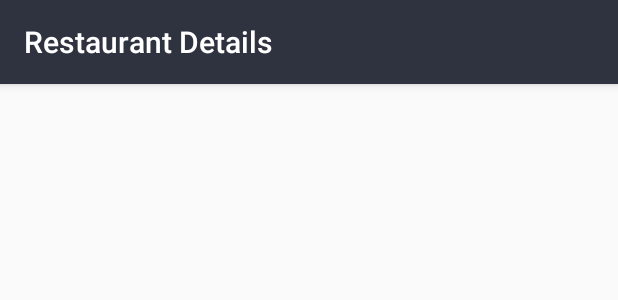
After one commit to Shukq/Project1-Tec, an Android app: the layout activity_restaurant_details.xml on its own in the app's theme, with its tools: preview values and no code run, on a phone screen of 412 x 824 dp. The commit adds this screen. Shown: the top 300 px of the screen. Run offline under Robolectric (Android 15) with nearby library versions, the phone set to English and light mode, and no system bars.

Commit message:
Recycler view + Intent Details

```diff
--- a/app/src/main/AndroidManifest.xml
+++ b/app/src/main/AndroidManifest.xml
@@ -9,6 +9,8 @@
             android:roundIcon="@mipmap/ic_launcher_round"
             android:supportsRtl="true"
             android:theme="@style/AppTheme">
+        <activity android:name=".RestaurantDetailsActivity">
+        </activity>
         <activity
                 android:name=".HomeActivity2"
                 android:label="@string/title_activity_home2"
--- a/app/src/main/java/com/example/project1/Adapter.java
+++ b/app/src/main/java/com/example/project1/FragmentAdapter.java
@@ -7,7 +7,7 @@ import android.support.v4.app.FragmentPagerAdapter;
 
 import java.util.ArrayList;
 
-public class Adapter extends FragmentPagerAdapter {
+public class FragmentAdapter extends FragmentPagerAdapter {
     private final ArrayList<Fragment> mFragmentList = new ArrayList<>();
     private final ArrayList<String> mFragmentTitle = new ArrayList<>();
 
@@ -18,7 +18,7 @@ public class Adapter extends FragmentPagerAdapter {
         mFragmentTitle.add(title);
     }
 
-    public Adapter(FragmentManager fm) {
+    public FragmentAdapter(FragmentManager fm) {
         super(fm);
     }
 
--- /dev/null
+++ b/app/src/main/res/layout/activity_restaurant_details.xml
@@ -0,0 +1,26 @@
+<?xml version="1.0" encoding="utf-8"?>
+<android.support.constraint.ConstraintLayout
+        xmlns:android="http://schemas.android.com/apk/res/android"
+        xmlns:tools="http://schemas.android.com/tools"
+        xmlns:app="http://schemas.android.com/apk/res-auto"
+        android:layout_width="match_parent"
+        android:layout_height="match_parent"
+        tools:context=".RestaurantDetailsActivity"
+        android:orientation="horizontal">
+
+    <android.support.design.widget.AppBarLayout
+            android:layout_height="wrap_content"
+            android:layout_width="match_parent"
+            android:theme="@style/AppTheme.AppBarOverlay">
+
+        <android.support.v7.widget.Toolbar
+                android:id="@+id/toolbar_details"
+                android:layout_width="match_parent"
+                android:layout_height="?attr/actionBarSize"
+                android:background="?attr/colorPrimary"
+                app:titleTextColor="@android:color/white"
+                app:title="Restaurant Details"/>
+
+    </android.support.design.widget.AppBarLayout>
+
+</android.support.constraint.ConstraintLayout>
```
Also changed, not shown: app/src/main/java/com/example/project1/DAO/DbWorkerThread.kt (added, +19 -0 lines), app/src/main/java/com/example/project1/HomeActivity2.kt (+3 -4 lines), app/src/main/java/com/example/project1/ListAdapter.java (deleted, +0 -59 lines), app/src/main/java/com/example/project1/ListAdapter.kt (added, +51 -0 lines), app/src/main/java/com/example/project1/ListFragment.java (deleted, +0 -55 lines), app/src/main/java/com/example/project1/ListFragment.kt (added, +62 -0 lines), app/src/main/java/com/example/project1/RestaurantDetailsActivity.kt (added, +28 -0 lines).
